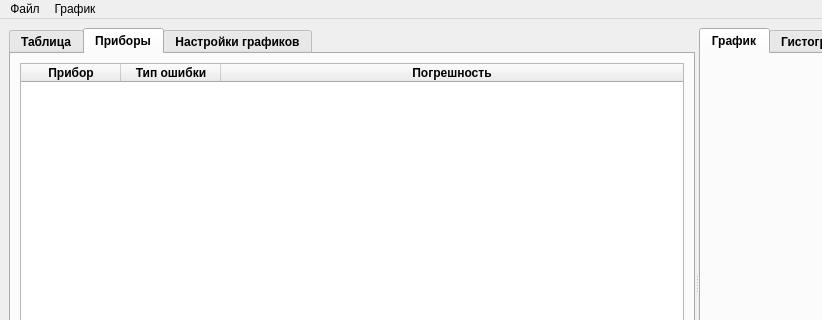
GlebDorohov17092006/Experiment2025, file mainwindow.ui: the form before one commit; both pictures show x 0 to 822 and y 0 to 320 of the 1174 by 569 pixel window.
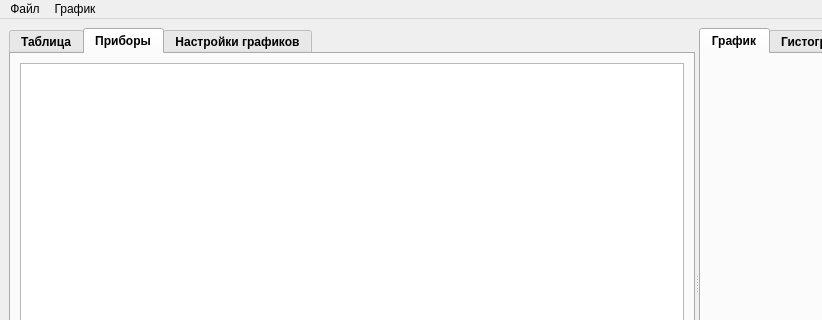
The form after the commit. The open tabs and pages were chosen to show the change. Icons and pictures are not drawn. Custom widgets are drawn as their Qt base class.

Commit message:
removed the change from QTableWidget to QTableView from mainwindow.cpp
removed the change from QTableWidget to QTableView from mainwindow.cpp

Diff of the .ui file:
```diff
--- a/mainwindow.ui
+++ b/mainwindow.ui
@@ -189,15 +189,12 @@
              </widget>
             </item>
             <item row="0" column="0" colspan="2">
-             <widget class="QTableWidget" name="instrumentsTable">
+             <widget class="QTableView" name="tableViewInstruments">
               <property name="font">
                <font>
                 <bold>false</bold>
                </font>
               </property>
-              <property name="columnCount">
-               <number>3</number>
-              </property>
               <attribute name="horizontalHeaderVisible">
                <bool>true</bool>
               </attribute>
@@ -216,37 +213,6 @@
               <attribute name="verticalHeaderVisible">
                <bool>false</bool>
               </attribute>
-              <column>
-               <property name="text">
-                <string>Прибор</string>
-               </property>
-               <property name="font">
-                <font>
-                 <pointsize>9</pointsize>
-                 <bold>true</bold>
-                </font>
-               </property>
-              </column>
-              <column>
-               <property name="text">
-                <string>Тип ошибки</string>
-               </property>
-               <property name="font">
-                <font>
-                 <bold>true</bold>
-                </font>
-               </property>
-              </column>
-              <column>
-               <property name="text">
-                <string>Погрешность</string>
-               </property>
-               <property name="font">
-                <font>
-                 <bold>true</bold>
-                </font>
-               </property>
-              </column>
              </widget>
             </item>
            </layout>
```
Left out of the diff: 2 changed lines with no effect on the pictures. The commit also changes 2 other files.
